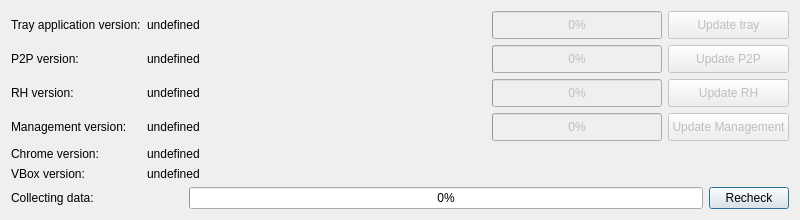
Old version of the form hub/forms/DlgAbout.ui in the repository subutai-io/control-center.
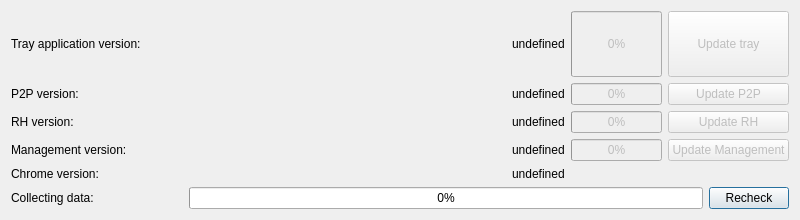
New version of the form. Icons and pictures are not drawn.

```diff
--- a/hub/forms/DlgAbout.ui
+++ b/hub/forms/DlgAbout.ui
@@ -49,7 +49,7 @@
       </layout>
      </item>
      <item row="0" column="0">
-      <layout class="QGridLayout" name="gridLayout_2" rowstretch="2,2,2,2,0,0,0" columnstretch="1,4,2,1">
+      <layout class="QGridLayout" name="gridLayout_2" rowstretch="2,0,0,0,0,0" columnstretch="1,0,0,0">
        <item row="2" column="1">
         <widget class="QLabel" name="lbl_rh_version_val">
          <property name="text">
@@ -60,46 +60,6 @@
          </property>
         </widget>
        </item>
-       <item row="0" column="3">
-        <widget class="QPushButton" name="btn_tray_update">
-         <property name="enabled">
-          <bool>false</bool>
-         </property>
-         <property name="sizePolicy">
-          <sizepolicy hsizetype="Preferred" vsizetype="Preferred">
-           <horstretch>0</horstretch>
-           <verstretch>0</verstretch>
-          </sizepolicy>
-         </property>
-         <property name="text">
-          <string>Update tray</string>
-         </property>
-        </widget>
-       </item>
-       <item row="1" column="0">
-        <widget class="QLabel" name="lbl_p2p_version">
-         <property name="text">
-          <string>P2P version:</string>
-         </property>
-        </widget>
-       </item>
-       <item row="0" column="0">
-        <widget class="QLabel" name="lbl_tray_version">
-         <property name="text">
-          <string>Tray application version:</string>
-         </property>
-        </widget>
-       </item>
-       <item row="0" column="1">
-        <widget class="QLabel" name="lbl_tray_version_val">
-         <property name="text">
-          <string>undefined</string>
-         </property>
-         <property name="textInteractionFlags">
-          <set>Qt::LinksAccessibleByMouse|Qt::TextSelectableByKeyboard|Qt::TextSelectableByMouse</set>
-         </property>
-        </widget>
-       </item>
        <item row="3" column="2">
         <widget class="QProgressBar" name="pb_rhm">
          <property name="enabled">
@@ -116,6 +76,13 @@
          </property>
         </widget>
        </item>
+       <item row="2" column="0">
+        <widget class="QLabel" name="lbl_rh_version">
+         <property name="text">
+          <string>RH version:</string>
+         </property>
+        </widget>
+       </item>
        <item row="3" column="0">
         <widget class="QLabel" name="lbl_rhm_version">
          <property name="text">
@@ -139,8 +106,8 @@
          </property>
         </widget>
        </item>
-       <item row="2" column="2">
-        <widget class="QProgressBar" name="pb_rh">
+       <item row="0" column="2">
+        <widget class="QProgressBar" name="pb_tray">
          <property name="enabled">
           <bool>false</bool>
          </property>
@@ -155,6 +122,33 @@
          </property>
         </widget>
        </item>
+       <item row="0" column="0">
+        <widget class="QLabel" name="lbl_tray_version">
+         <property name="text">
+          <string>Tray application version:</string>
+         </property>
+        </widget>
+       </item>
+       <item row="4" column="1">
+        <widget class="QLabel" name="lbl_chrome_version_val">
+         <property name="text">
+          <string>undefined</string>
+         </property>
+         <property name="textInteractionFlags">
+          <set>Qt::LinksAccessibleByMouse|Qt::TextSelectableByKeyboard|Qt::TextSelectableByMouse</set>
+         </property>
+        </widget>
+       </item>
+       <item row="3" column="1">
+        <widget class="QLabel" name="lbl_rhm_version_val">
+         <property name="text">
+          <string>undefined</string>
+         </property>
+         <property name="textInteractionFlags">
+          <set>Qt::LinksAccessibleByMouse|Qt::TextSelectableByKeyboard|Qt::TextSelectableByMouse</set>
+         </property>
+        </widget>
+       </item>
        <item row="4" column="0">
         <widget class="QLabel" name="lbl_chrome_version">
          <property name="sizePolicy">
@@ -184,25 +178,18 @@
          </property>
         </widget>
        </item>
-       <item row="6" column="1">
-        <widget class="QLabel" name="lbl_vbox_version_val">
+       <item row="1" column="0">
+        <widget class="QLabel" name="lbl_p2p_version">
          <property name="text">
-          <string>undefined</string>
+          <string>P2P version:</string>
          </property>
          <property name="textInteractionFlags">
           <set>Qt::LinksAccessibleByMouse|Qt::TextSelectableByKeyboard|Qt::TextSelectableByMouse</set>
          </property>
         </widget>
        </item>
-       <item row="2" column="0">
-        <widget class="QLabel" name="lbl_rh_version">
-         <property name="text">
-          <string>RH version:</string>
-         </property>
-        </widget>
-       </item>
-       <item row="1" column="1">
-        <widget class="QLabel" name="lbl_p2p_version_val">
+       <item row="0" column="1">
+        <widget class="QLabel" name="lbl_tray_version_val">
          <property name="text">
           <string>undefined</string>
          </property>
@@ -227,29 +214,6 @@
          </property>
         </widget>
        </item>
-       <item row="4" column="1">
-        <widget class="QLabel" name="lbl_chrome_version_val">
-         <property name="text">
-          <string>undefined</string>
-         </property>
-         <property name="textInteractionFlags">
-          <set>Qt::LinksAccessibleByMouse|Qt::TextSelectableByKeyboard|Qt::TextSelectableByMouse</set>
-         </property>
-        </widget>
-       </item>
-       <item row="6" column="0">
-        <widget class="QLabel" name="lbl_vbox_version">
-         <property name="sizePolicy">
-          <sizepolicy hsizetype="Preferred" vsizetype="Preferred">
-           <horstretch>0</horstretch>
-           <verstretch>0</verstretch>
-          </sizepolicy>
-         </property>
-         <property name="text">
-          <string>VBox version:</string>
-         </property>
-        </widget>
-       </item>
        <item row="2" column="3">
         <widget class="QPushButton" name="btn_rh_update">
          <property name="enabled">
@@ -266,8 +230,8 @@
          </property>
         </widget>
        </item>
-       <item row="0" column="2">
-        <widget class="QProgressBar" name="pb_tray">
+       <item row="2" column="2">
+        <widget class="QProgressBar" name="pb_rh">
          <property name="enabled">
           <bool>false</bool>
          </property>
@@ -282,8 +246,24 @@
          </property>
         </widget>
        </item>
-       <item row="3" column="1">
-        <widget class="QLabel" name="lbl_rhm_version_val">
+       <item row="0" column="3">
+        <widget class="QPushButton" name="btn_tray_update">
+         <property name="enabled">
+          <bool>false</bool>
+         </property>
+         <property name="sizePolicy">
+          <sizepolicy hsizetype="Preferred" vsizetype="Preferred">
+           <horstretch>0</horstretch>
+           <verstretch>0</verstretch>
+          </sizepolicy>
+         </property>
+         <property name="text">
+          <string>Update tray</string>
+         </property>
+        </widget>
+       </item>
+       <item row="1" column="1">
+        <widget class="QLabel" name="lbl_p2p_version_val">
          <property name="text">
           <string>undefined</string>
          </property>
```
Left out of the diff: 3 changed lines with no effect on the pictures.
